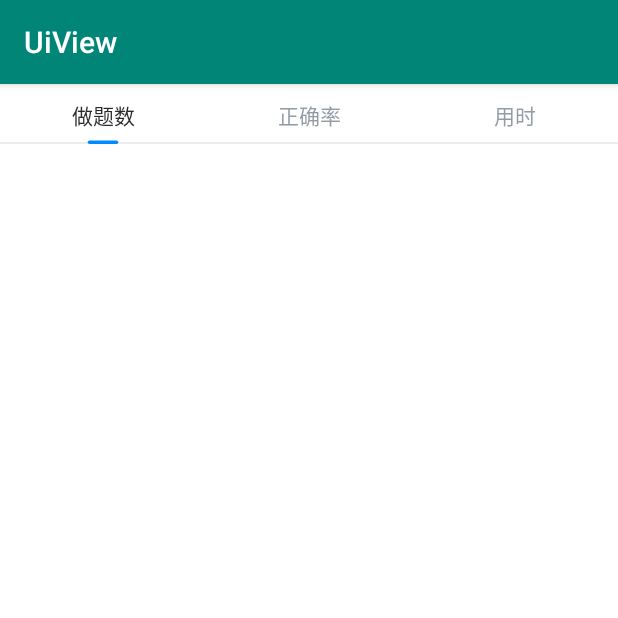
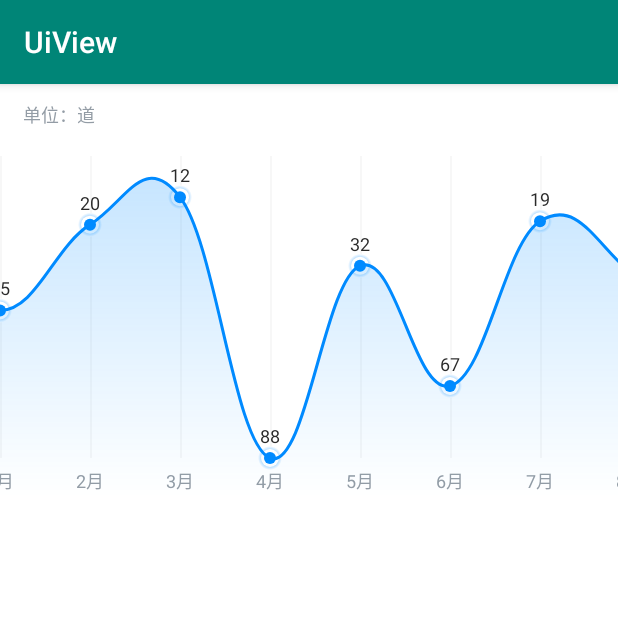
Before and after one commit to coswit/UiView, an Android app: the screen it shows after launch (MainActivity), on a phone screen of 412 x 824 dp, the top half of it. Run offline under Robolectric (Android 15) with nearby library versions, the phone set to English and light mode, and no system bars.

Commit message:
图形绘制

```diff
--- a/app/src/main/java/com/coswit/MainActivity.java
+++ b/app/src/main/java/com/coswit/MainActivity.java
@@ -3,6 +3,10 @@ package com.coswit;
 import android.os.Bundle;
 
 import androidx.appcompat.app.AppCompatActivity;
+
+import com.coswit.View.GraphicView;
+
+import java.util.ArrayList;
 
 public class MainActivity extends AppCompatActivity {
 
@@ -10,5 +14,23 @@ public class MainActivity extends AppCompatActivity {
     protected void onCreate(Bundle savedInstanceState) {
         super.onCreate(savedInstanceState);
         setContentView(R.layout.activity_main);
+
+        GraphicView view = findViewById(R.id.gv);
+        ArrayList<GraphicView.PointInfo> infos = new ArrayList<>();
+        for(int i = 0;i<12;i++) {
+            infos.add(new GraphicView.PointInfo("1月",45));
+            infos.add(new GraphicView.PointInfo("2月",20));
+            infos.add(new GraphicView.PointInfo("3月",12));
+            infos.add(new GraphicView.PointInfo("4月",88));
+            infos.add(new GraphicView.PointInfo("5月",32));
+            infos.add(new GraphicView.PointInfo("6月",67));
+            infos.add(new GraphicView.PointInfo("7月",19));
+            infos.add(new GraphicView.PointInfo("8月",34));
+            infos.add(new GraphicView.PointInfo("9月",66));
+            infos.add(new GraphicView.PointInfo("10月",69));
+            infos.add(new GraphicView.PointInfo("11月",19));
+            infos.add(new GraphicView.PointInfo("12月",59));
+        }
+        view.setData(infos,88);
     }
 }
--- a/app/src/main/java/com/coswit/View/GraphicView.java
+++ b/app/src/main/java/com/coswit/View/GraphicView.java
@@ -2,19 +2,17 @@ package com.coswit.View;
 
 import android.content.Context;
 import android.graphics.Canvas;
-import android.graphics.Color;
 import android.graphics.LinearGradient;
 import android.graphics.Paint;
 import android.graphics.Path;
 import android.graphics.PointF;
+import android.graphics.RadialGradient;
 import android.graphics.Shader;
 import android.util.AttributeSet;
+import android.view.MotionEvent;
 import android.view.View;
 
 import androidx.annotation.Nullable;
-import androidx.core.content.ContextCompat;
-
-import com.coswit.R;
 
 import java.util.ArrayList;
 import java.util.List;
@@ -24,25 +22,43 @@ import java.util.List;
  */
 public class GraphicView extends View {
 
+    /**
+     * 主填充色
+     */
+    private final int mainColor = 0xFF008AFF;
     private Paint mPaint;
     private Context mContext;
     private int distance = 90;
     private int count = 7;
 
-    private int textSize = 22;
-    //text 距离线的距离
-    private int textTopDistance = 5;
+    /**
+     * 坐标描述字体大小sp
+     */
+    private int descTSize = 12;
+
+    /**
+     * text 距离坐标线的距离dp
+     */
+    private int textTopDistance = 8;
 
     private float maxValue = 20;
 
-    private float radius = 8;
-
-
-    private List<Bezier> bezierPoints = new ArrayList<>();
-    private Path path;
     private Path mPath;
 
     private List<PointF> pointFList = new ArrayList<>();
+
+    List<PointF> mControlPointList = new ArrayList<>();
+
+    private final float SMOOTHNESS = 0.4f;
+
+    private List<PointInfo> pointsInfo;
+
+    /**
+     * 绘制坐标线的宽高
+     */
+    private float mLineWidth = 1;
+    private float lineHeight = 200;
+
 
     public GraphicView(Context context) {
         this(context, null);
@@ -61,258 +77,72 @@ public class GraphicView extends View {
     private void initView(Context context) {
         mContext = context;
         mPaint = new Paint(Paint.ANTI_ALIAS_FLAG);
-
-
+        mLineWidth = dp2px(mLineWidth);
+        lineHeight = dp2px(lineHeight);
+        textTopDistance = dp2px(textTopDistance);
+        descTSize = sp2px(descTSize);
     }
 
-    //渐变控制
-    private float pathWidth;
-    private float pathHeight;
 
     @Override
     protected void onDraw(Canvas canvas) {
-        int lineWidth = 2;
-        int left;
-
-        left = getPaddingStart();
+        mPaint.reset();
+        float lineWidth =mLineWidth;
+        if (pointsInfo != null && pointsInfo.size() > 0) {
+            int px;
+            px = getPaddingStart();
             lineWidth += getPaddingStart();
-
             int measuredHeight = getMeasuredHeight();
-
             int topLine = getPaddingTop();
-        int bottomLine = measuredHeight - textSize - textTopDistance - getPaddingBottom();
+            int bottomLine = measuredHeight - descTSize - textTopDistance - getPaddingBottom();
 
             int lineHeight = bottomLine - topLine;
             float ratio = lineHeight / maxValue;
-
             float bottomText = measuredHeight - getPaddingBottom();
 
-
-        List<PointsInfo> pointsInfo = getData();
-
-        bezierPoints.clear();
             pointFList.clear();
             for (int i = 0; i < pointsInfo.size(); i++) {
-            PointsInfo pointInfo = pointsInfo.get(i);
-            mPaint.setColor(Color.BLACK);
-            mPaint.setTextSize(textSize);
+                mPaint.reset();
+                PointInfo pointInfo = pointsInfo.get(i);
+                //字体绘制
+                mPaint.setColor(0xFF939CA5);
+                mPaint.setTextSize(descTSize);
                 mPaint.setTextAlign(Paint.Align.CENTER);
-            canvas.drawText(pointInfo.xInfo, left, bottomText, mPaint);
+                canvas.drawText(pointInfo.desc, px, bottomText, mPaint);
 
-            canvas.drawRect(left, topLine, lineWidth, bottomLine, mPaint);
+                //坐标线绘制
+                mPaint.setColor(0xFFF7F7F7);
+                canvas.drawRect(px, topLine, lineWidth, bottomLine, mPaint);
 
-            float circleY = topLine + pointInfo.yValue * ratio;
+                float py = topLine + pointInfo.value * ratio;
 
-            //圆点
-            mPaint.setColor(Color.BLUE);
-            canvas.drawCircle(left, circleY, radius + 3.5f, mPaint);
-            mPaint.setColor(Color.WHITE);
-            canvas.drawCircle(left, circleY, radius + 3, mPaint);
-            mPaint.setColor(Color.BLUE);
-            canvas.drawCircle(left, circleY, radius, mPaint);
+                //中心渐变圆点
+                RadialGradient shadow = new RadialGradient(px, py, dp2px(8), mainColor, 0xFFFFFFFF, Shader.TileMode.CLAMP);
+                mPaint.setShader(shadow);
+                canvas.drawCircle(px, py, dp2px(8), mPaint);
+                mPaint.reset();
+                mPaint.setColor(0xFFFFFFFF);
+                canvas.drawCircle(px, py, dp2px(6), mPaint);
+                mPaint.setColor(mainColor);
+                canvas.drawCircle(px, py, dp2px(4), mPaint);
 
-            bezierPoints.add(new Bezier(left, circleY, pointInfo.yValue));
-            pointFList.add(new PointF(left, circleY));
+                pointFList.add(new PointF(px, py));
 
+                //当前数值显示
+                mPaint.setColor(0xFF2A2A2A);
+                mPaint.setTextSize(sp2px(12));
+                mPaint.setTextAlign(Paint.Align.CENTER);
+                canvas.drawText(String.valueOf(pointInfo.value), px, py - dp2px(10), mPaint);
 
-            left += distance;
-
-            pathWidth = lineWidth;
-
+                px += distance;
                 lineWidth += distance;
-
-
             }
-        pathHeight = bottomLine;
-//        drawBezier(canvas);
-
-//        drawCubicBezier(bezierPoints, canvas);
-//        drawBezier(bezierPoints, canvas);
-        drawValues(canvas);
-        calculateControlPoint(pointFList, canvas);
-    }
-
-    private List<PointsInfo> getData() {
-        List<PointsInfo> pointsInfo = new ArrayList<>();
-        pointsInfo.add(new PointsInfo("34周", 10));
-        pointsInfo.add(new PointsInfo("35周", 6));
-        pointsInfo.add(new PointsInfo("36周", 12));
-        pointsInfo.add(new PointsInfo("37周", 14));
-        pointsInfo.add(new PointsInfo("38周", 3));
-        pointsInfo.add(new PointsInfo("39周", 16));
-        return pointsInfo;
-    }
-
-
-    private void drawBezier(Canvas canvas) {
-        mPaint.setColor(Color.RED);
-        mPaint.setStrokeWidth(5);
-
-        mPaint.setStyle(Paint.Style.STROKE);
-        mPath = new Path();
-
-
-        int firstIndex = 0;
-
-
-        Bezier prevPrev = bezierPoints.get(Math.max(firstIndex - 2, 0));
-        Bezier prev = bezierPoints.get(Math.max(firstIndex - 1, 0));
-
-        float preX = 0;
-        float preY = 0;
-        for (int i = 0; i < bezierPoints.size(); i++) {
-            Bezier bezier = bezierPoints.get(i);
-            if (i == 0) {
-                mPath.moveTo(bezier.x, bezier.y);
-            } else {
-                float controlX = (preX + bezier.x) / 2;
-                float controlY = (preY + bezier.y) / 2 - 100;
-                mPath.quadTo(controlX, controlY, bezier.x, bezier.y);
-            }
-            preX = bezier.x;
-            preY = bezier.y;
-        }
-
-
-        canvas.drawPath(mPath, mPaint);
-
-//        float startX = getPaddingStart();
-//        float endX = getWidth() - getPaddingEnd();
-
-        drawChatShader(canvas);
-
-
-    }
-
-
-    protected void drawCubicBezier(List<Bezier> dataSet, Canvas canvas) {
-
-        mPaint.setColor(Color.RED);
-        mPaint.setStrokeWidth(5);
-
-        mPaint.setStyle(Paint.Style.STROKE);
-        mPath = new Path();
-
-        //(the effect intensity) Max = 1f = very cubic, Min = 0.05f = low cubic effect, Default: 0.2f
-        float intensity = 0.2f;
-
-        mPath.reset();
-
-        float prevDx = 0f;
-        float prevDy = 0f;
-        float curDx = 0f;
-        float curDy = 0f;
-
-        // Take an extra point from the left, and an extra from the right.
-        // That's because we need 4 points for a cubic bezier (cubic=4), otherwise we get lines moving and doing weird stuff on the edges of the chart.
-        // So in the starting `prev` and `cur`, go -2, -1
-        // And in the `lastIndex`, add +1
-
-        final int firstIndex = 0;
-        final int lastIndex = dataSet.size() - 1;
-
-        Bezier prevPrev;
-        Bezier prev = dataSet.get(Math.max(firstIndex - 2, 0));
-        Bezier cur = dataSet.get(Math.max(firstIndex - 1, 0));
-        Bezier next = cur;
-        int nextIndex = -1;
-
-        if (cur == null) return;
-
-        // let the spline start
-        mPath.moveTo(cur.x, cur.y);
-
-        for (int j = 0; j < dataSet.size(); j++) {
-
-            prevPrev = prev;
-            prev = cur;
-            cur = nextIndex == j ? next : dataSet.get(j);
-
-            nextIndex = j + 1 < dataSet.size() ? j + 1 : j;
-            next = dataSet.get(nextIndex);
-
-            prevDx = (cur.y - prevPrev.x) * intensity;
-            prevDy = (cur.y - prevPrev.y) * intensity;
-            curDx = (next.y - prev.x) * intensity;
-            curDy = (next.y - prev.y) * intensity;
-
-            if (j > 0) {
-
-                mPath.cubicTo(prev.x + prevDx, (prev.y + prevDy),
-                        cur.x - curDx, (cur.y - curDy),
-                        cur.x, cur.y);
+            drawBezier(pointFList, canvas);
         }
     }
 
 
-        canvas.drawPath(mPath, mPaint);
-
-
-        drawChatShader(canvas);
-    }
-
-
-    //渐变绘制
-    private void drawChatShader(Canvas canvas) {
-        mPaint.setStyle(Paint.Style.FILL_AND_STROKE);
-        mPath.lineTo(pathWidth, pathHeight);
-        mPath.lineTo(getPaddingStart(), pathHeight);
-        mPath.close();
-        int startColor = ContextCompat.getColor(mContext, R.color.transparent);
-        int endColor = ContextCompat.getColor(mContext, R.color.transparent_60);
-        LinearGradient gradient = new LinearGradient(0, 0, 0, getHeight(), endColor, startColor, Shader.TileMode.CLAMP);
-        mPaint.setShader(gradient);
-        canvas.drawPath(mPath, mPaint);
-    }
-
-
-    //
-    private void drawValues(Canvas c) {
-        float offSet = 20;
-        mPaint.reset();
-        mPaint.setColor(Color.BLACK);
-        mPaint.setTextSize(18);
-        mPaint.setTextAlign(Paint.Align.CENTER);
-        for (int i = 0; i < bezierPoints.size(); i++) {
-            Bezier b = bezierPoints.get(i);
-            c.drawText(b.getValue() + "", b.x, b.y - offSet, mPaint);
-        }
-
-    }
-
-    class PointsInfo {
-        String xInfo;
-        float yValue;
-
-        PointsInfo(String xInfo, float yValue) {
-            this.xInfo = xInfo;
-            this.yValue = yValue;
-        }
-    }
-
-    class Bezier extends PointF {
-        float value;
-
-        public Bezier() {
-        }
-
-        Bezier(float x, float y, float yValue) {
-            this.x = x;
-            this.y = y;
-            this.value = yValue;
-        }
-
-
-        float getValue() {
-            return value;
-        }
-    }
-
-
-    List<PointF> mControlPointList = new ArrayList<>();
-    float SMOOTHNESS = 0.4f;
-
-    private void calculateControlPoint(List<PointF> pointList, Canvas canvas) {
+    private void drawBezier(List<PointF> pointList, Canvas canvas) {
         mControlPointList.clear();
         if (pointList.size() <= 1) {
             return;
@@ -363,38 +193,79 @@ public class GraphicView extends View {
             mPath.cubicTo(leftControlPoint.x, leftControlPoint.y, rightControlPoint.x, rightControlPoint.y, rightPoint.x, rightPoint.y);
         }
         //曲线绘制
-        mPaint.setStrokeWidth(5);
+        mPaint.setStrokeWidth(dp2px(2));
         mPaint.setStyle(Paint.Style.STROKE);
-        mPaint.setColor(Color.RED);
-        canvas.drawPath(mPath,mPaint);
+        mPaint.setColor(mainColor);
+        canvas.drawPath(mPath, mPaint);
 
         PointF lastPoint = pointList.get(pointList.size() - 1);
         //填充渐变色
         mPath.lineTo(lastPoint.x, height);
         mPath.lineTo(firstPoint.x, height);
-        mPaint.setAlpha(255);
+        mPaint.setAlpha(60);
         mPaint.setStyle(Paint.Style.FILL);
-        LinearGradient linearGradient = new LinearGradient(0F, 0F, 0F, getHeight(), Color.RED, 0, Shader.TileMode.CLAMP);
+        LinearGradient linearGradient = new LinearGradient(0F, 0F, 0F, getHeight(), mainColor, 0, Shader.TileMode.CLAMP);
         mPaint.setShader(linearGradient);
         canvas.drawPath(mPath, mPaint);
-//        //绘制全部路径
-//        mPath.setLastPoint(lastPoint.x, height);
-//        mPaint.setStrokeWidth(5);
-//        mPaint.setStyle(Paint.Style.STROKE);
-//        mPaint.setShader(null);
-//        mPaint.setColor(Color.RED);
-//        canvas.drawPath(mPath, mPaint);
-        for (int i = 0; i < pointList.size(); i++) {
-            PointF point = pointList.get(i);
-            //画数值线
-//            mPaint.setColor(Color.BLUE);
-//            mPaint.setAlpha(100);
-//            canvas.drawLine(point.x, point.y, point.x, height, mPaint);
-            //画数值点
-            mPaint.setStyle(Paint.Style.FILL);
-            mPaint.setAlpha(255);
-            canvas.drawCircle(point.x, point.y, 20, mPaint);
     }
 
+    public static class PointInfo {
+        String desc;
+        int value;
+
+        public PointInfo(String desc, int value) {
+            this.desc = desc;
+            this.value = value;
         }
     }
+
+    public void setData(List<PointInfo> pointsInfo, int maxValue) {
+        this.maxValue = maxValue;
+        this.pointsInfo = pointsInfo;
+        invalidate();
+    }
+
+
+    private int dp2px(final float dpValue) {
+        final float scale = mContext.getResources().getDisplayMetrics().density;
+        return (int) (dpValue * scale + 0.5f);
+    }
+
+    private int sp2px(final float spValue) {
+        final float fontScale = mContext.getResources().getDisplayMetrics().scaledDensity;
+        return (int) (spValue * fontScale + 0.5f);
+    }
+
+    float lastx;
+    float lasty;
+
+    @Override
+    public boolean onTouchEvent(MotionEvent ev) {
+        float x = ev.getRawX();
+        float y = ev.getRawY();
+        int action = ev.getAction();
+        switch (action) {
+            case MotionEvent.ACTION_DOWN:
+                lastx = x;
+                lasty = y;
+                break;
+            case MotionEvent.ACTION_MOVE:
+                float dx = x - lastx;
+                float dy = y - lasty;
+                if (Math.abs(dx) >= Math.abs(dy)) {
+                    scrollBy((int) -dx, 0);
+                }
+                lasty = y;
+                lastx = x;
+                break;
+            case MotionEvent.ACTION_UP:
+
+                break;
+            default:
+                break;
+        }
+        return true;
+    }
+
+
+}
--- a/app/src/main/res/layout/activity_main.xml
+++ b/app/src/main/res/layout/activity_main.xml
@@ -1,70 +1,57 @@
 <?xml version="1.0" encoding="utf-8"?>
-<androidx.constraintlayout.widget.ConstraintLayout xmlns:android="http://schemas.android.com/apk/res/android"
+<LinearLayout xmlns:android="http://schemas.android.com/apk/res/android"
     xmlns:app="http://schemas.android.com/apk/res-auto"
     xmlns:tools="http://schemas.android.com/tools"
     android:layout_width="match_parent"
     android:layout_height="match_parent"
     android:background="#fff"
+    android:orientation="horizontal"
     tools:context=".MainActivity">
 
-    <com.coswit.View.GraphicView
-        android:layout_width="wrap_content"
-        android:layout_height="400dp"
-        android:background="#fff"
-        android:padding="50dp"
-        android:visibility="gone"
-        app:layout_constraintBottom_toBottomOf="parent"
-        app:layout_constraintEnd_toEndOf="parent"
-        app:layout_constraintLeft_toLeftOf="parent"
-        app:layout_constraintRight_toRightOf="parent"
-        app:layout_constraintStart_toStartOf="parent"
-        app:layout_constraintTop_toTopOf="parent" >
+    <!--    <HorizontalScrollView-->
+    <!--        android:layout_width="wrap_content"-->
+    <!--        android:layout_height="match_parent">-->
 
-    </com.coswit.View.GraphicView>
+    <!--        <LinearLayout-->
+    <!--            android:layout_width="wrap_content"-->
+    <!--            android:layout_height="match_parent"-->
+    <!--            android:orientation="horizontal">-->
+
+    <!--            <com.coswit.View.GraphicView-->
+    <!--                android:id="@+id/gv"-->
+    <!--                android:layout_width="800dp"-->
+    <!--                android:layout_height="400dp"-->
+    <!--                android:background="#fff"-->
+    <!--                android:padding="50dp"-->
+    <!--                android:visibility="visible" />-->
+    <!--        </LinearLayout>-->
+
+    <!--    </HorizontalScrollView>-->
+
+    <RelativeLayout
+        android:layout_width="match_parent"
+        android:layout_height="328dp">
 
 
+        <com.coswit.View.GraphicView
+            android:id="@+id/gv"
+            android:layout_width="match_parent"
+            android:layout_height="match_parent"
+            android:layout_marginTop="48dp"
+            android:layout_marginBottom="53dp"
+            android:paddingBottom="5dp"
+            android:background="#fff" />
 
-<!--    <com.coswit.View.ShadowLinearLayout-->
-<!--        android:layout_width="match_parent"-->
-<!--        android:layout_height="104dp"-->
-<!--        android:orientation="horizontal"-->
-<!--        android:layout_margin="15dp"-->
-<!--        app:layout_constraintBottom_toBottomOf="parent"-->
-<!--        app:layout_constraintLeft_toLeftOf="parent"-->
-<!--        app:layout_constraintRight_toRightOf="parent"-->
-<!--        app:layout_constraintTop_toTopOf="parent">-->
+        <TextView
 
-<!--        <TextView-->
-<!--            android:layout_width="0dp"-->
-<!--            android:layout_height="wrap_content"-->
-<!--            android:layout_gravity="center_vertical"-->
-<!--            android:layout_weight="1"-->
-<!--            android:gravity="center"-->
-<!--            android:text="做题数" />-->
-
-<!--        <TextView-->
-<!--            android:layout_width="0dp"-->
-<!--            android:layout_height="wrap_content"-->
-<!--            android:layout_gravity="center_vertical"-->
-<!--            android:layout_weight="1"-->
-<!--            android:gravity="center"-->
-<!--            android:text="正确率" />-->
-
-<!--        <TextView-->
-<!--            android:layout_width="0dp"-->
-<!--            android:layout_height="wrap_content"-->
-<!--            android:layout_gravity="center_vertical"-->
-<!--            android:layout_weight="1"-->
-<!--            android:gravity="center"-->
-<!--            android:text="学习总时长" />-->
-
-<!--    </com.coswit.View.ShadowLinearLayout>-->
-
-    <com.coswit.View.StatisticTabsView
-        app:layout_constraintTop_toTopOf="parent"
-        android:layout_width="match_parent"
-        android:layout_height="40dp"/>
+            android:layout_width="wrap_content"
+            android:layout_height="wrap_content"
+            android:paddingStart="15dp"
+            android:paddingTop="11dp"
+            android:text="单位：道"
+            android:textColor="#939CA5"
+            android:textSize="12sp" />
+    </RelativeLayout>
 
 
-
-</androidx.constraintlayout.widget.ConstraintLayout>
+</LinearLayout>
```
Also changed, not shown: app/src/main/java/com/coswit/View/YdTk2StatisticsBean.java (added, +45 -0 lines). Lines whose indentation alone changed are shown as unchanged.
